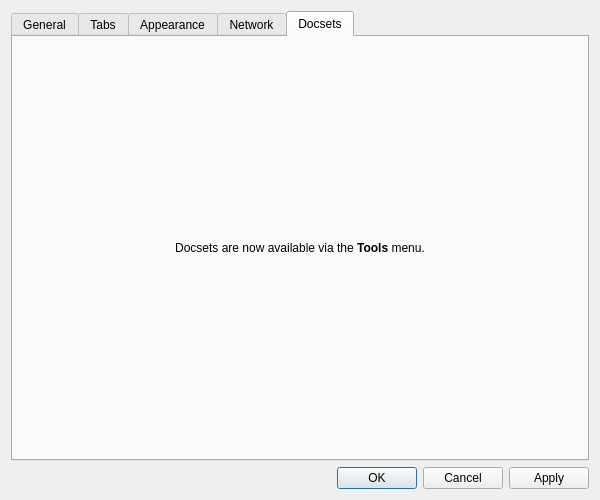
Before: the Qt Designer form src/libs/ui/forms/settingsdialog.ui in zealdocs/zeal, drawn with Qt 5.
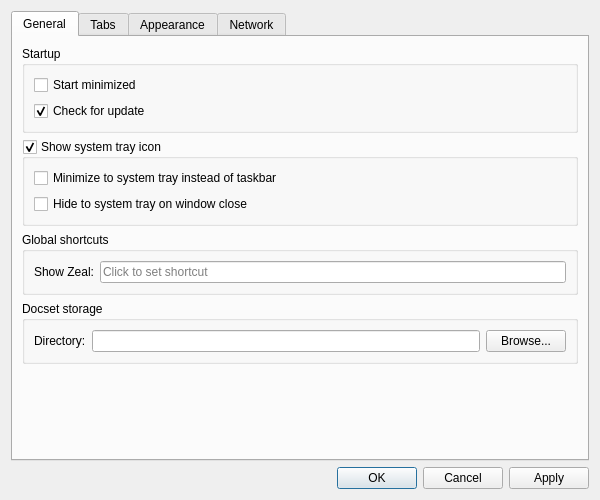
After: the same form once the commit is applied. The open tabs and pages were chosen to show the change. Custom widgets are drawn as their Qt base class.

Commit message: ui: Remove Docsets tab from the Settings dialog

Patch:
```diff
--- a/src/libs/ui/forms/settingsdialog.ui
+++ b/src/libs/ui/forms/settingsdialog.ui
@@ -387,23 +387,6 @@
        </item>
       </layout>
      </widget>
-     <widget class="QWidget" name="docsetsTab">
-      <attribute name="title">
-       <string>Docsets</string>
-      </attribute>
-      <layout class="QVBoxLayout" name="verticalLayout_5">
-       <item>
-        <widget class="QLabel" name="label">
-         <property name="text">
-          <string>Docsets are now available via the &lt;b&gt;Tools&lt;/b&gt; menu.</string>
-         </property>
-         <property name="alignment">
-          <set>Qt::AlignCenter</set>
-         </property>
-        </widget>
-       </item>
-      </layout>
-     </widget>
     </widget>
    </item>
    <item>
```
